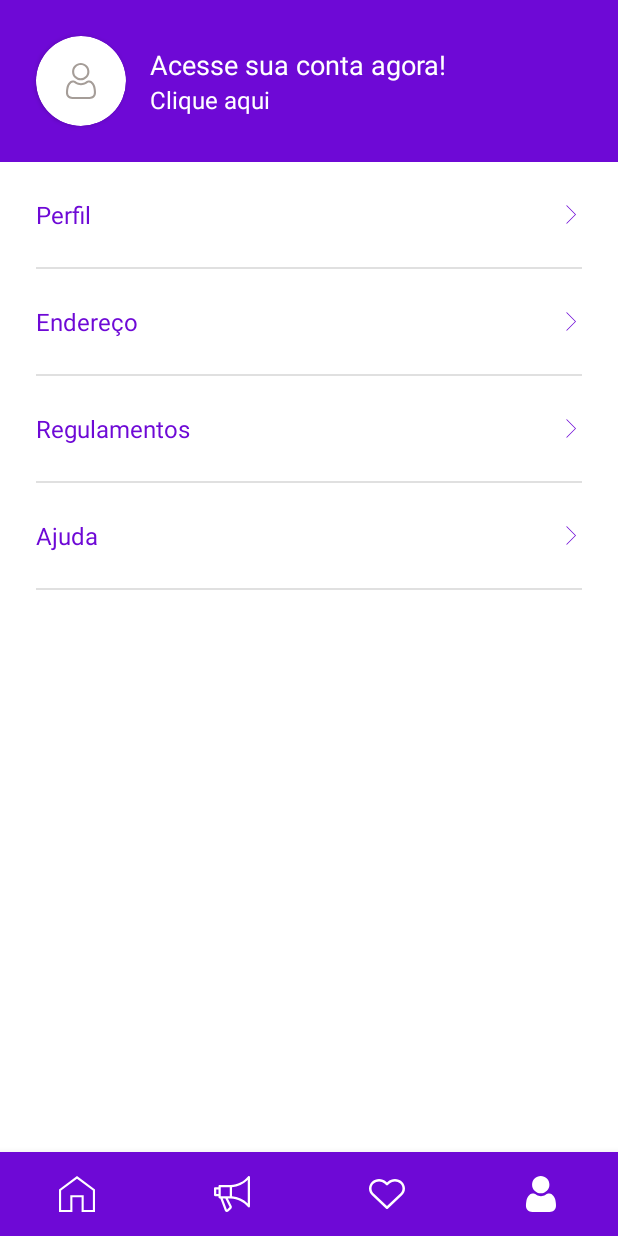
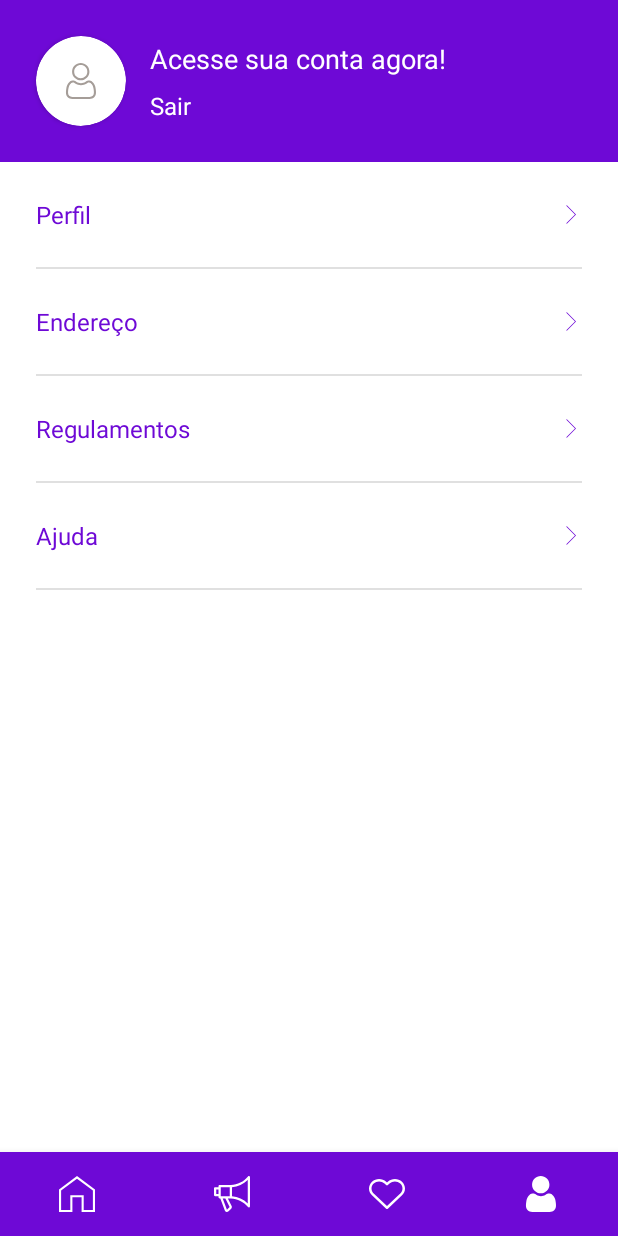
Before and after one commit to estelson/OLXClone, an Android app: the MinhaContaFragment screen opened through its navigation route, on a phone screen of 412 x 824 dp. Run offline under Robolectric (Android 15) with nearby library versions, the phone set to English and light mode, and no system bars; our stand-ins replace Firebase (no records; nobody signed in at launch, a user with empty details on screens opened directly), navigation-ui.

```diff
--- a/app/src/main/java/com/exemplo/olxclone/fragments/MinhaContaFragment.java
+++ b/app/src/main/java/com/exemplo/olxclone/fragments/MinhaContaFragment.java
@@ -8,17 +8,25 @@ import androidx.fragment.app.Fragment;
 import android.view.LayoutInflater;
 import android.view.View;
 import android.view.ViewGroup;
+import android.widget.TextView;
 
 import com.exemplo.olxclone.R;
 import com.exemplo.olxclone.activities.EnderecoActivity;
+import com.exemplo.olxclone.activities.MainActivity;
 import com.exemplo.olxclone.activities.PerfilActivity;
+import com.exemplo.olxclone.autenticacao.LoginActivity;
+import com.exemplo.olxclone.helper.FirebaseHelper;
 
 public class MinhaContaFragment extends Fragment {
+
+    private TextView text_conta;
 
     @Override
     public View onCreateView(LayoutInflater inflater, ViewGroup container, Bundle savedInstanceState) {
         // Inflate the layout for this fragment
         View view = inflater.inflate(R.layout.fragment_minha_conta, container, false);
+
+        iniciaComponentes(view);
 
         configCliques(view);
 
@@ -33,6 +41,26 @@ public class MinhaContaFragment extends Fragment {
         view.findViewById(R.id.menu_endereco).setOnClickListener(v -> {
             startActivity(new Intent(getActivity(), EnderecoActivity.class));
         });
+
+        if(FirebaseHelper.getAutenticado()) {
+            text_conta.setText("Sair");
+        } else {
+            text_conta.setText("Clique aqui");
+        }
+
+        text_conta.setOnClickListener(v -> {
+            if(FirebaseHelper.getAutenticado()) {
+                FirebaseHelper.getAuth().signOut();
+
+                startActivity(new Intent(getActivity(), MainActivity.class));
+            } else {
+                startActivity(new Intent(getActivity(), LoginActivity.class));
+            }
+        });
+    }
+
+    private void iniciaComponentes(View view) {
+        text_conta = view.findViewById(R.id.text_conta);
     }
 
 }
--- a/app/src/main/res/layout/fragment_minha_conta.xml
+++ b/app/src/main/res/layout/fragment_minha_conta.xml
@@ -54,8 +54,10 @@
                 android:textSize="18sp" />
 
             <TextView
+                android:id="@+id/text_conta"
                 android:layout_width="match_parent"
                 android:layout_height="wrap_content"
+                android:layout_marginTop="8dp"
                 android:text="Clique aqui"
                 android:textColor="@color/white"
                 android:textSize="16sp" />
```
Also changed, not shown: app/build.gradle (line endings or trailing spaces).
